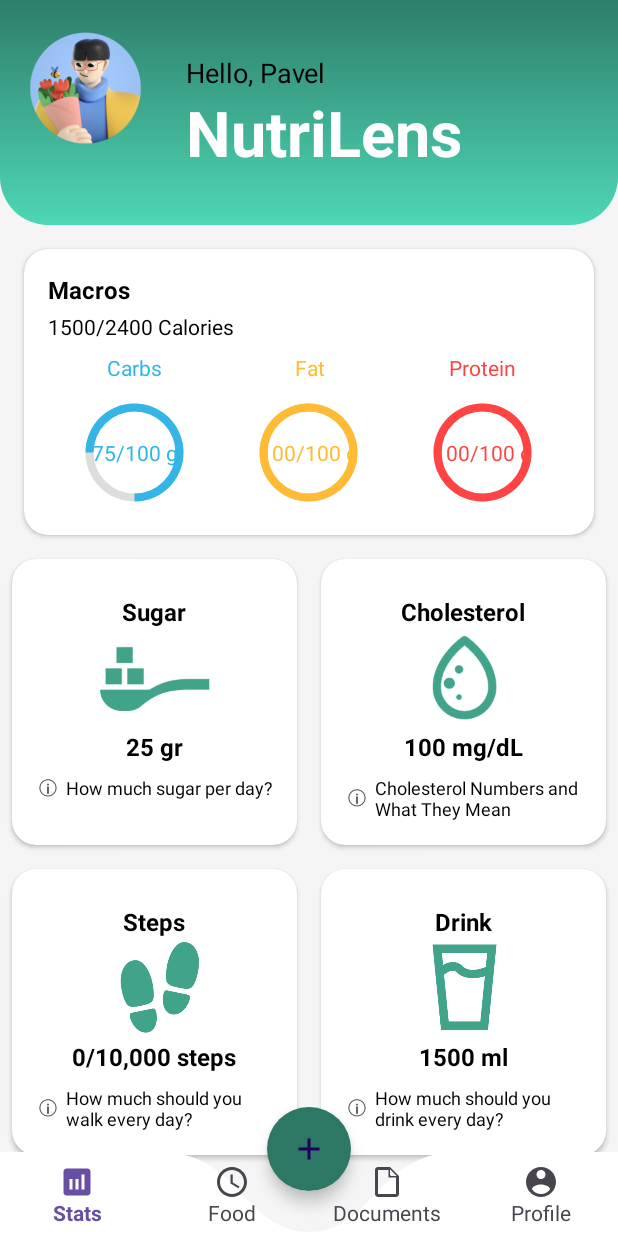
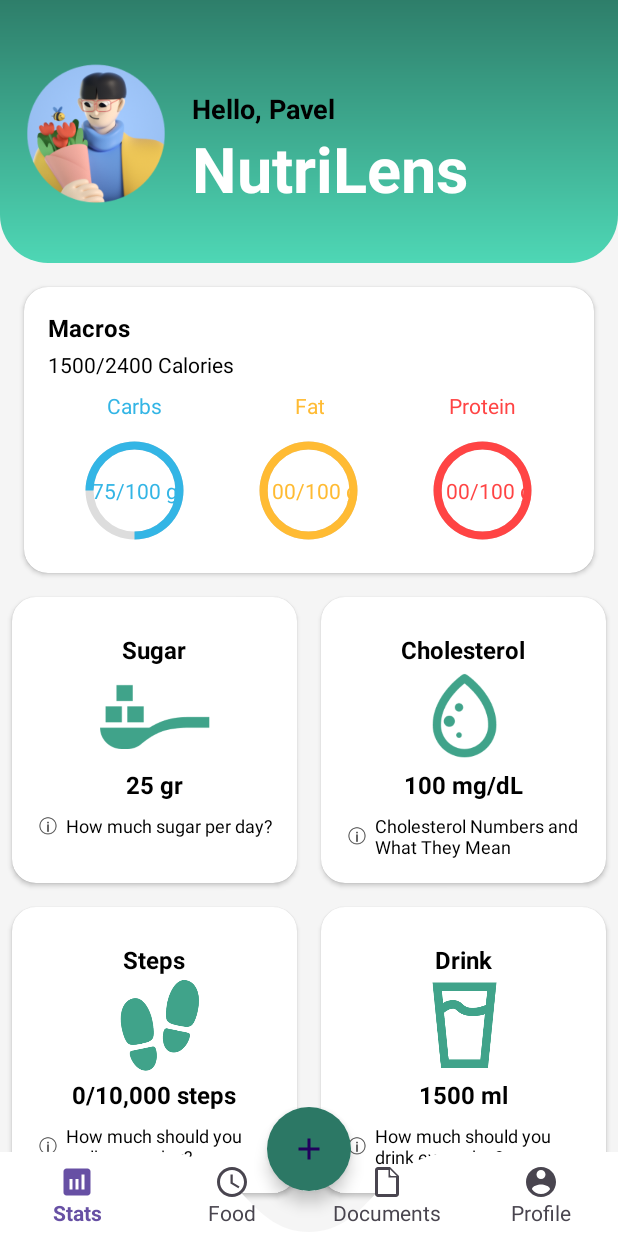
Before and after one commit to NutriLensAI/Mobile-Development, an Android app: the MainActivity screen opened directly, with no data from a screen before it, on a phone screen of 412 x 824 dp. Run offline under Robolectric (Android 15) with nearby library versions, the phone set to English and light mode, and no system bars; 3 statements that could not run were skipped.

Commit message:
Ui Update Position Main 2.0 And Recipes Colour Adjustment!
Ui Update Position Main 2.0 And Recipes Colour Adjustment!

```diff
--- a/app/src/main/res/layout/activity_main.xml
+++ b/app/src/main/res/layout/activity_main.xml
@@ -15,7 +15,7 @@
     <androidx.constraintlayout.widget.ConstraintLayout
         android:id="@+id/headerLayout"
         android:layout_width="match_parent"
-        android:layout_height="150dp"
+        android:layout_height="175dp"
         android:background="@drawable/header_background"
         android:orientation="horizontal"
         android:padding="16dp"
@@ -27,8 +27,9 @@
 
         <ImageView
             android:id="@+id/userImageView"
-            android:layout_width="82dp"
-            android:layout_height="80dp"
+            android:layout_width="96dp"
+            android:layout_height="99dp"
+            android:layout_marginTop="20dp"
             android:contentDescription="@string/user_avatar"
             android:src="@drawable/ic_user_avatar"
             app:layout_constraintStart_toStartOf="parent"
@@ -38,11 +39,12 @@
             android:id="@+id/helloTextView"
             android:layout_width="wrap_content"
             android:layout_height="wrap_content"
-            android:layout_marginStart="108dp"
-            android:layout_marginTop="20dp"
+            android:layout_marginStart="112dp"
+            android:layout_marginTop="44dp"
             android:text="Hello, Pavel"
             android:textColor="@color/black"
             android:textSize="18sp"
+            android:textStyle="bold"
             app:layout_constraintStart_toStartOf="parent"
             app:layout_constraintTop_toTopOf="parent" />
 
@@ -50,8 +52,8 @@
             android:id="@+id/appNameTextView"
             android:layout_width="192dp"
             android:layout_height="48dp"
-            android:layout_marginStart="108dp"
-            android:layout_marginTop="44dp"
+            android:layout_marginStart="112dp"
+            android:layout_marginTop="68dp"
             android:text="NutriLens"
             android:textColor="@android:color/white"
             android:textSize="42sp"
```
